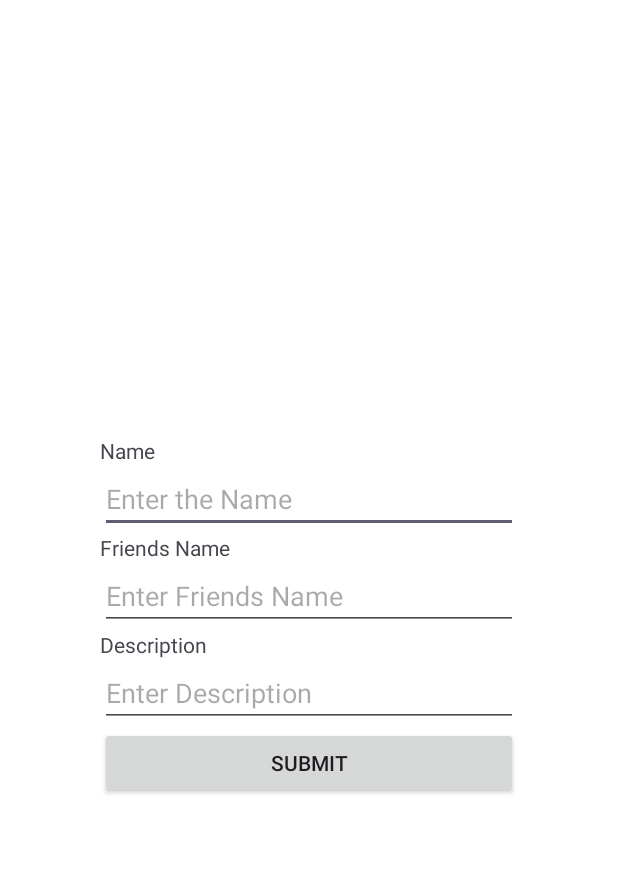
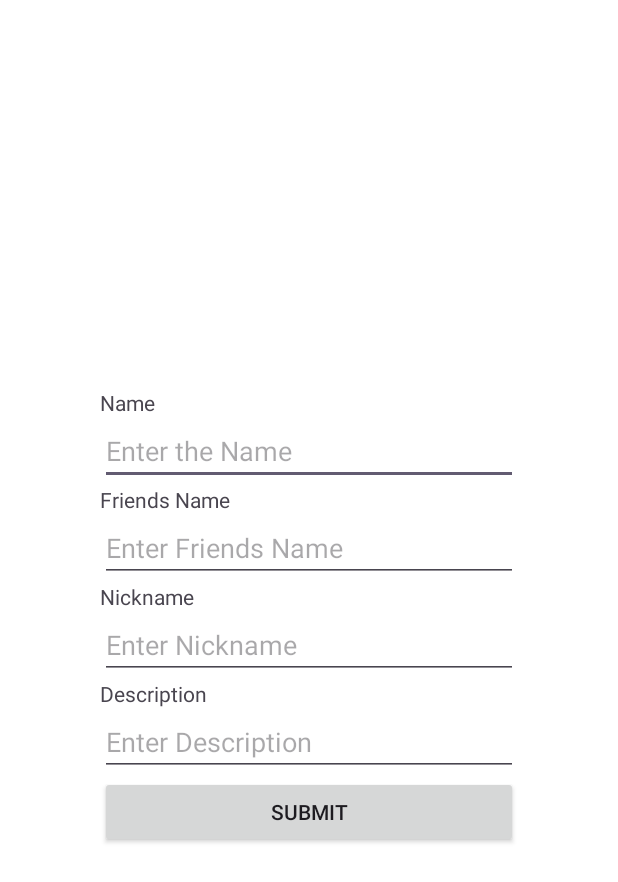
Before and after one commit to Raihnx/Freind-App, an Android app: the screen it shows after launch (MainActivity), after a tap on "SUBMIT", on a phone screen of 412 x 824 dp. Shown: the top 882 px of the screen. Run offline under Robolectric (Android 15) with nearby library versions, the phone set to English and light mode, and no system bars; our stand-ins replace Volley; network calls fail.

Commit message:
first commit

```diff
--- a/app/build.gradle.kts
+++ b/app/build.gradle.kts
@@ -32,7 +32,7 @@ android {
 }
 
 dependencies {
-
+    implementation("com.android.volley:volley:1.2.1")
     implementation(libs.appcompat)
     implementation(libs.material)
     implementation(libs.activity)
--- a/app/src/main/AndroidManifest.xml
+++ b/app/src/main/AndroidManifest.xml
@@ -1,8 +1,10 @@
 <?xml version="1.0" encoding="utf-8"?>
 <manifest xmlns:android="http://schemas.android.com/apk/res/android"
     xmlns:tools="http://schemas.android.com/tools">
+    <uses-permission android:name="android.permission.INTERNET"/>
 
     <application
+        android:usesCleartextTraffic="true"
         android:allowBackup="true"
         android:dataExtractionRules="@xml/data_extraction_rules"
         android:fullBackupContent="@xml/backup_rules"
--- a/app/src/main/java/com/example/friendsapp/MainActivity.java
+++ b/app/src/main/java/com/example/friendsapp/MainActivity.java
@@ -12,9 +12,21 @@ import androidx.core.graphics.Insets;
 import androidx.core.view.ViewCompat;
 import androidx.core.view.WindowInsetsCompat;
 
+import com.android.volley.Request;
+import com.android.volley.RequestQueue;
+import com.android.volley.Response;
+import com.android.volley.Response.ErrorListener;
+import com.android.volley.VolleyError;
+import com.android.volley.toolbox.JsonObjectRequest;
+import com.android.volley.toolbox.Volley;
+
+import org.json.JSONException;
+import org.json.JSONObject;
+
 public class MainActivity extends AppCompatActivity {
-    EditText e1,e2,e3;
+    EditText e1,e2,e3,e4;
     AppCompatButton b1;
+    String url="https://friendsapi-re5a.onrender.com/adddata";
 
     @Override
     protected void onCreate(Bundle savedInstanceState) {
@@ -23,7 +35,8 @@ public class MainActivity extends AppCompatActivity {
         setContentView(R.layout.activity_main);
         e1=(EditText) findViewById(R.id.name);
         e2=(EditText) findViewById(R.id.fname);
-        e3=(EditText) findViewById(R.id.des);
+        e3=(EditText) findViewById(R.id.nname);
+        e4=(EditText) findViewById(R.id.des);
         b1=(AppCompatButton) findViewById(R.id.subbtn);
 
         b1.setOnClickListener(new View.OnClickListener() {
@@ -31,8 +44,41 @@ public class MainActivity extends AppCompatActivity {
             public void onClick(View v) {
                 String getName=e1.getText().toString();
                 String getFrname=e2.getText().toString();
-                String getDescription=e3.getText().toString();
-                Toast.makeText(getApplicationContext(),getName+getFrname+getDescription, Toast.LENGTH_SHORT).show();
+                String getNickname=e3.getText().toString();
+                String getDescription=e4.getText().toString();
+
+
+                JSONObject friend=new JSONObject();
+                try {
+                    friend.put("name",getName);
+                    friend.put("friendName",getFrname);
+                    friend.put("friendNickName",getNickname);
+                    friend.put("DescribeYourFriend",getDescription);
+                }
+                catch (JSONException e) {
+                        throw new RuntimeException(e);
+                }
+                JsonObjectRequest jsonObjectRequest=new JsonObjectRequest(
+                        Request.Method.POST,
+                        url,
+                        friend,
+                        new Response.Listener<JSONObject>() {
+                            @Override
+                            public void onResponse(JSONObject response) {
+                                Toast.makeText(getApplicationContext(),"added succesfully",Toast.LENGTH_SHORT).show();
+                            }
+                        },
+                        new Response.ErrorListener() {
+                            @Override
+                            public void onErrorResponse(VolleyError error) {
+                                Toast.makeText(getApplicationContext(),"error",Toast.LENGTH_SHORT).show();
+                            }
+                        }
+
+                );
+                RequestQueue requestQueue= Volley.newRequestQueue(getApplicationContext());
+                requestQueue.add(jsonObjectRequest);
+
             }
         });
 
--- a/app/src/main/res/layout/activity_main.xml
+++ b/app/src/main/res/layout/activity_main.xml
@@ -27,6 +27,15 @@
     <TextView
         android:layout_width="match_parent"
         android:layout_height="wrap_content"
+        android:text="Nickname"/>
+    <EditText
+        android:layout_width="match_parent"
+        android:layout_height="wrap_content"
+        android:id="@+id/nname"
+        android:hint="Enter Nickname"/>
+    <TextView
+        android:layout_width="match_parent"
+        android:layout_height="wrap_content"
         android:text="Description"/>
     <EditText
         android:layout_width="match_parent"
```
